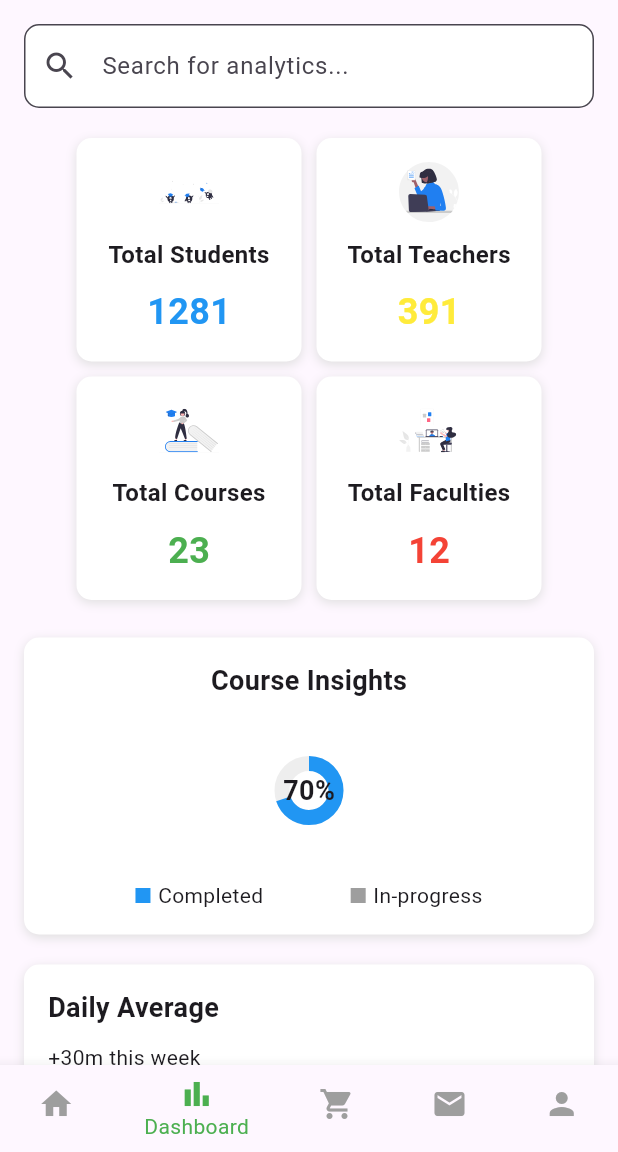
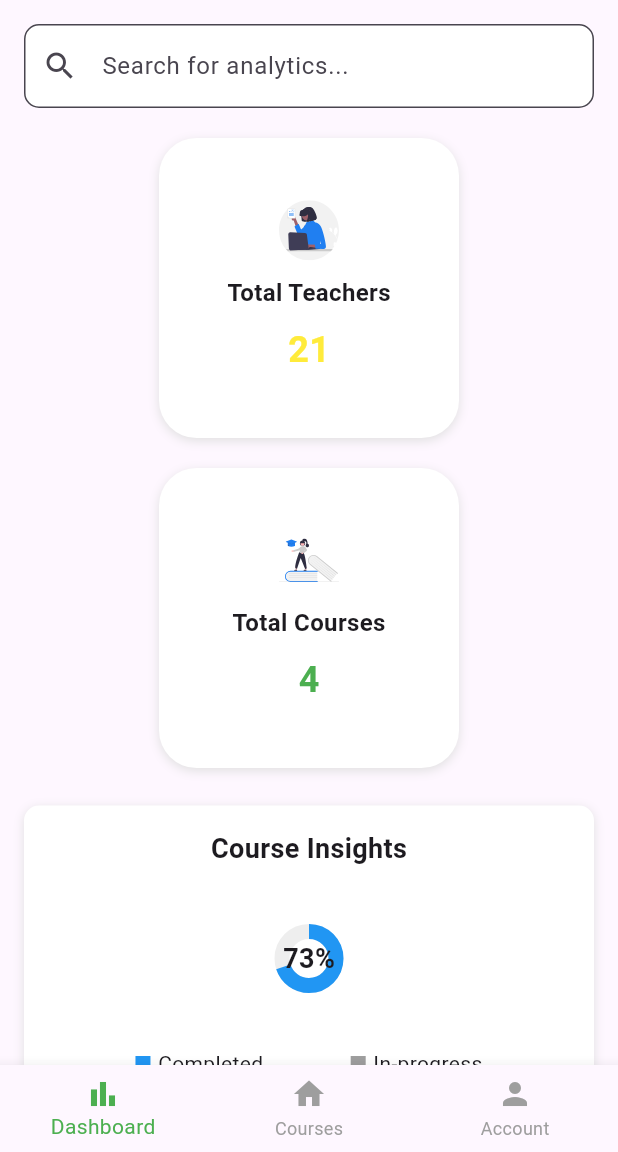
Before and after one commit to zifahhcodes/DPBOKEL11, a Flutter app: the screen it shows after launch, on a phone screen of 412 x 824 dp, the part 84-1236 px from its top. Run offline on Flutter 3.47's test engine with Material 3 defaults, Android fonts, the phone set to English and light mode, and no system bars; our stand-ins replace flutter_svg.

Commit message:
revamping features

```diff
--- a/lib/main.dart
+++ b/lib/main.dart
@@ -1,7 +1,7 @@
 import 'package:flutter/material.dart';
 import 'pages/dashboard_screen.dart';
 import 'pages/home_screen.dart';
-import 'pages/messaging.dart';
+// import 'pages/messaging.dart';
 import 'pages/profile.dart';
 
 void main() {
@@ -17,12 +17,13 @@ class MyApp extends StatelessWidget {
       routes: {
         '/': (context) => DashboardScreen(), // Default route to Dashboard
         '/home': (context) => HomeScreen(),  // Route to HomeScreen
-        '/messages': (context) => Messaging(),  // Route to MessagesScreen
+        // '/messages': (context) => Messaging(),  // unrequired
         '/profile': (context) => ProfileScreen(),
       },
     );
   }
 }
 
-//comment
-// comments 2
+//changed the navbar into 3 navbars
+// changed the homescreen design for teacher pov
+// changed the dashboard design to only teachers and courses
--- a/lib/pages/dashboard_screen.dart
+++ b/lib/pages/dashboard_screen.dart
@@ -66,13 +66,13 @@ class DashboardScreen extends StatelessWidget {
                 // Statistics Cards
                 Center(
                   child: Wrap(
-                    spacing: 10,
-                    runSpacing: 10,
+                    spacing: 20,
+                    runSpacing: 20,
                     children: [
-                      _buildStatCard('Total Students', '1281', Colors.blue, 'assets/images/students.svg'),
-                      _buildStatCard('Total Teachers', '391', Colors.yellow, 'assets/images/teacher.svg'),
-                      _buildStatCard('Total Courses', '23', Colors.green, 'assets/images/courses.svg'),
-                      _buildStatCard('Total Faculties', '12', Colors.red, 'assets/images/faculty.svg'),
+                      //_buildStatCard('Total Students', '1281', Colors.blue, 'assets/images/students.svg'),
+                      _buildStatCard('Total Teachers', '21', Colors.yellow, 'assets/images/teacher.svg'),
+                      _buildStatCard('Total Courses', '4', Colors.green, 'assets/images/courses.svg'),
+                      // _buildStatCard('Total Faculties', '12', Colors.red, 'assets/images/faculty.svg'), //removed faculties and students, unrequired for now
                     ],
                   ),
                 ),
@@ -111,7 +111,7 @@ class DashboardScreen extends StatelessWidget {
                               valueColor: AlwaysStoppedAnimation<Color>(Colors.blue),
                             ),
                             Text(
-                              '70%',
+                              '73%',
                               style: TextStyle(fontSize: 18, fontWeight: FontWeight.bold),
                             ),
                           ],
@@ -188,25 +188,19 @@ class DashboardScreen extends StatelessWidget {
       ),
       bottomNavigationBar: BottomNavigationBar(
         items: [
-          BottomNavigationBarItem(icon: Icon(Icons.home), label: 'Home'),
-          BottomNavigationBarItem(
-              icon: Icon(Icons.bar_chart), label: 'Dashboard'),
-          BottomNavigationBarItem(
-              icon: Icon(Icons.shopping_cart), label: 'Cart'),
-          BottomNavigationBarItem(icon: Icon(Icons.mail), label: 'Messages'),
+          BottomNavigationBarItem(icon: Icon(Icons.bar_chart), label: 'Dashboard'),
+          BottomNavigationBarItem(icon: Icon(Icons.home), label: 'Courses'),
           BottomNavigationBarItem(icon: Icon(Icons.person), label: 'Account'),
         ],
-        currentIndex: 1,
+        currentIndex: 0,
         selectedItemColor: Colors.green,
         unselectedItemColor: Colors.grey,
         onTap: (index) {
           if (index == 0) {
+            Navigator.pushNamed(context, '/');
+          } else if (index == 1) {
             Navigator.pushNamed(context, '/home');
-          } else if (index == 1) {
-            Navigator.pushNamed(context, '/');
-          } else if (index == 3) {
-            Navigator.pushNamed(context, '/messages');
-            } else if (index == 4) {
+          } else if (index == 2) {
             Navigator.pushNamed(context, '/profile');
           }
         },
@@ -217,11 +211,12 @@ class DashboardScreen extends StatelessWidget {
 
   Widget _buildStatCard(String title, String count, Color color, String imagePath) {
     return Container(
-      width: 150,
+      width: 200,
+      height: 200,
       padding: const EdgeInsets.all(16.0),
       decoration: BoxDecoration(
         color: Colors.white,
-        borderRadius: BorderRadius.circular(10),
+        borderRadius: BorderRadius.circular(25),
         boxShadow: [
           BoxShadow(
             color: Colors.grey.shade300,
--- a/pubspec.yaml
+++ b/pubspec.yaml
@@ -74,6 +74,7 @@ flutter:
     - assets/images/others.png
     - assets/images/students.svg
     - assets/images/teacher.svg
+    - assets/images/profile_picture.png
 
 
 
```
Also changed, not shown: lib/pages/home_screen.dart (+32 -25 lines), lib/pages/messaging.dart (+125 -123 lines), lib/pages/profile.dart (+6 -12 lines), assets/images/profile_picture.png (added).
